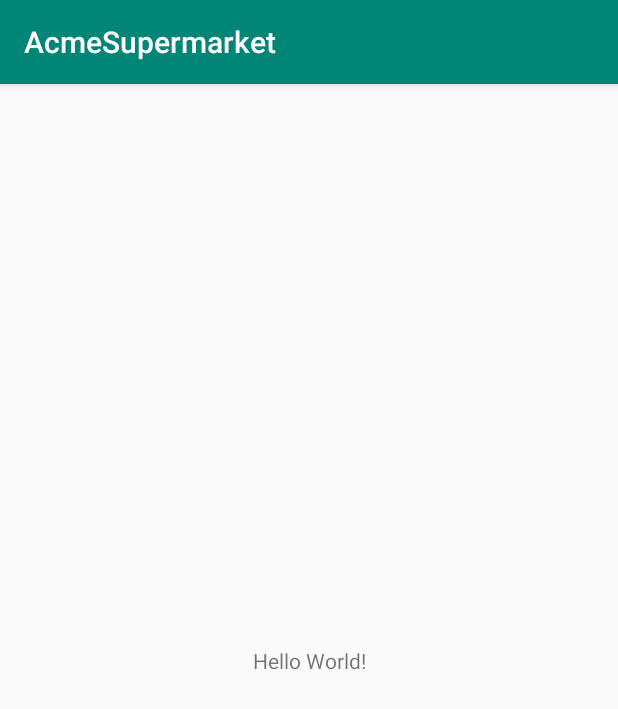
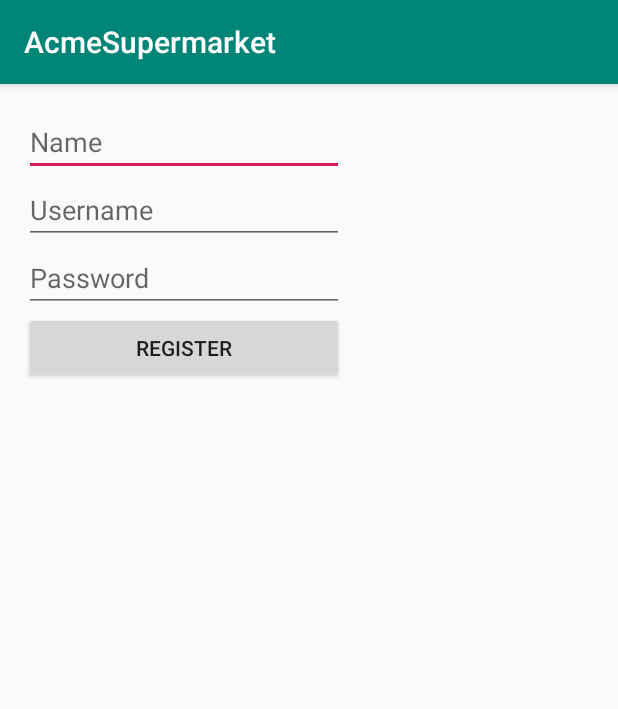
Before and after one commit to DiogoDores/feup-cmov, an Android app: the screen it shows after launch (MainActivity), on a phone screen of 412 x 824 dp. Shown: the top 709 px of the screen. Run offline under Robolectric (Android 15) with nearby library versions, the phone set to English and light mode, and no system bars; our stand-ins replace Volley; network calls fail.

Commit message:
Connect register with database

```diff
--- a/AcmeSupermarket/AcmeSupermarket/app/build.gradle
+++ b/AcmeSupermarket/AcmeSupermarket/app/build.gradle
@@ -23,6 +23,8 @@
     implementation fileTree(dir: 'libs', include: ['*.jar'])
     implementation 'androidx.appcompat:appcompat:1.1.0'
     implementation 'androidx.constraintlayout:constraintlayout:1.1.3'
+    implementation 'com.android.volley:volley:1.1.0'
+    implementation 'com.google.code.gson:gson:2.4'
     testImplementation 'junit:junit:4.12'
     androidTestImplementation 'androidx.test.ext:junit:1.1.1'
     androidTestImplementation 'androidx.test.espresso:espresso-core:3.2.0'
--- a/AcmeSupermarket/AcmeSupermarket/app/src/main/AndroidManifest.xml
+++ b/AcmeSupermarket/AcmeSupermarket/app/src/main/AndroidManifest.xml
@@ -1,6 +1,8 @@
 <?xml version="1.0" encoding="utf-8"?>
 <manifest xmlns:android="http://schemas.android.com/apk/res/android"
     package="org.feup.ddmm.acmesupermarket">
+
+    <uses-permission android:name="android.permission.INTERNET" />
 
     <application
         android:allowBackup="true"
@@ -8,6 +10,7 @@
         android:label="@string/app_name"
         android:roundIcon="@mipmap/ic_launcher_round"
         android:supportsRtl="true"
+        android:usesCleartextTraffic="true"
         android:theme="@style/AppTheme">
         <activity android:name=".MainActivity">
             <intent-filter>
--- a/AcmeSupermarket/AcmeSupermarket/app/src/main/java/org/feup/ddmm/acmesupermarket/MainActivity.java
+++ b/AcmeSupermarket/AcmeSupermarket/app/src/main/java/org/feup/ddmm/acmesupermarket/MainActivity.java
@@ -3,12 +3,91 @@
 import androidx.appcompat.app.AppCompatActivity;
 
 import android.os.Bundle;
+import android.util.Log;
+import android.view.View;
+import android.widget.Button;
+import android.widget.EditText;
+import android.widget.TextView;
+import android.widget.Toast;
+
+import com.android.volley.AuthFailureError;
+import com.android.volley.Request;
+import com.android.volley.RequestQueue;
+import com.android.volley.Response;
+import com.android.volley.VolleyError;
+import com.android.volley.toolbox.JsonObjectRequest;
+import com.android.volley.toolbox.Volley;
+import com.google.gson.JsonObject;
+
+import org.json.JSONException;
+import org.json.JSONObject;
+
+import java.util.HashMap;
+import java.util.Map;
 
 public class MainActivity extends AppCompatActivity {
+    private RequestQueue mQueue;
 
     @Override
     protected void onCreate(Bundle savedInstanceState) {
         super.onCreate(savedInstanceState);
         setContentView(R.layout.activity_main);
+
+        // Register button listener
+        Button btnRegister = findViewById(R.id.button_register_confirm);
+        btnRegister.setOnClickListener(new View.OnClickListener() {
+            @Override
+            public void onClick(View v) {
+                // Get the credentials inputted by the user
+                String name = ((EditText) findViewById(R.id.edit_register_name)).getText().toString();
+                String username = ((EditText) findViewById(R.id.edit_register_username)).getText().toString();
+                String password = ((EditText) findViewById(R.id.edit_register_password)).getText().toString();
+
+                registerUser(name, username, password);
+            }
+        });
+
+        this.mQueue = Volley.newRequestQueue(this);
+        JsonObjectRequest req = new JsonObjectRequest(Request.Method.GET, "http://10.0.2.2:3000/users", null, new Response.Listener<JSONObject>() {
+            @Override
+            public void onResponse(JSONObject response) {
+                Log.e("Response:", response.toString());
+            }
+        }, new Response.ErrorListener() {
+            @Override
+            public void onErrorResponse(VolleyError error) {
+                error.printStackTrace();
+                Log.e("Response:", error.toString());
+            }
+        });
+        this.mQueue.add(req);
+    }
+
+    private void loginUser(String username, String password) {
+
+    }
+
+    private void registerUser(String name, String username, String password) {
+        try {
+            JSONObject payload = new JSONObject();
+            payload.put("name", name);
+            payload.put("username", username);
+            // payload.put("password", password);
+
+            JsonObjectRequest req = new JsonObjectRequest(Request.Method.POST, "http://10.0.2.2:3000/users", payload, new Response.Listener<JSONObject>() {
+                @Override
+                public void onResponse(JSONObject response) {
+                    Toast.makeText(getApplicationContext(), response.toString(), Toast.LENGTH_SHORT).show();
+                }
+            }, new Response.ErrorListener() {
+                @Override
+                public void onErrorResponse(VolleyError error) {
+                    Toast.makeText(getApplicationContext(), error.toString(), Toast.LENGTH_SHORT).show();
+                }
+            });
+            this.mQueue.add(req);
+        } catch (JSONException e) {
+            e.printStackTrace();
+        }
     }
 }
--- a/AcmeSupermarket/AcmeSupermarket/app/src/main/res/layout/activity_main.xml
+++ b/AcmeSupermarket/AcmeSupermarket/app/src/main/res/layout/activity_main.xml
@@ -1,18 +1,41 @@
 <?xml version="1.0" encoding="utf-8"?>
-<androidx.constraintlayout.widget.ConstraintLayout xmlns:android="http://schemas.android.com/apk/res/android"
+<LinearLayout xmlns:android="http://schemas.android.com/apk/res/android"
     xmlns:app="http://schemas.android.com/apk/res-auto"
     xmlns:tools="http://schemas.android.com/tools"
     android:layout_width="match_parent"
     android:layout_height="match_parent"
+    android:orientation="vertical"
+    android:padding="16dp"
     tools:context=".MainActivity">
 
-    <TextView
+    <EditText
+        android:id="@+id/edit_register_name"
         android:layout_width="wrap_content"
         android:layout_height="wrap_content"
-        android:text="Hello World!"
-        app:layout_constraintBottom_toBottomOf="parent"
-        app:layout_constraintLeft_toLeftOf="parent"
-        app:layout_constraintRight_toRightOf="parent"
-        app:layout_constraintTop_toTopOf="parent" />
+        android:ems="10"
+        android:hint="@string/register_name_hint"
+        android:inputType="textPersonName" />
 
-</androidx.constraintlayout.widget.ConstraintLayout>
+    <EditText
+        android:id="@+id/edit_register_username"
+        android:layout_width="wrap_content"
+        android:layout_height="wrap_content"
+        android:ems="10"
+        android:hint="@string/register_username_hint"
+        android:inputType="textPersonName" />
+
+    <EditText
+        android:id="@+id/edit_register_password"
+        android:layout_width="wrap_content"
+        android:layout_height="wrap_content"
+        android:ems="10"
+        android:hint="@string/register_password_hint"
+        android:inputType="textPassword" />
+
+    <Button
+        android:id="@+id/button_register_confirm"
+        android:layout_width="213dp"
+        android:layout_height="wrap_content"
+        android:text="@string/register_button_confirm" />
+
+</LinearLayout>
--- a/AcmeSupermarket/AcmeSupermarket/app/src/main/res/values/strings.xml
+++ b/AcmeSupermarket/AcmeSupermarket/app/src/main/res/values/strings.xml
@@ -1,3 +1,7 @@
 <resources>
     <string name="app_name">AcmeSupermarket</string>
+    <string name="register_name_hint">Name</string>
+    <string name="register_username_hint">Username</string>
+    <string name="register_password_hint">Password</string>
+    <string name="register_button_confirm">Register</string>
 </resources>
```
